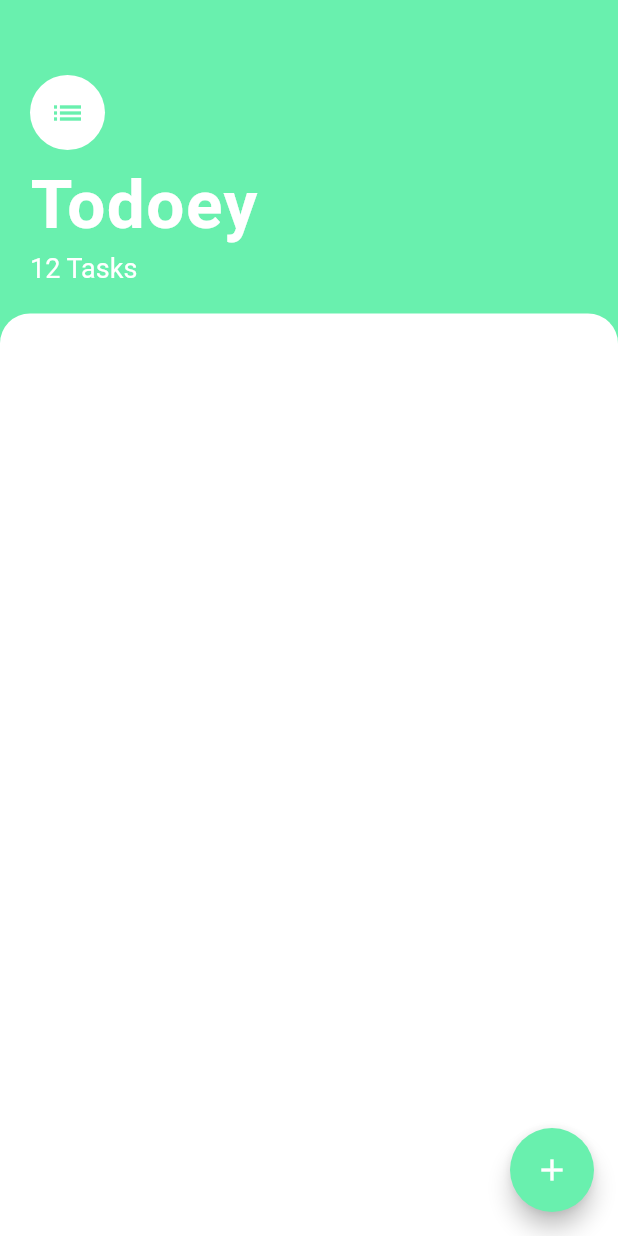
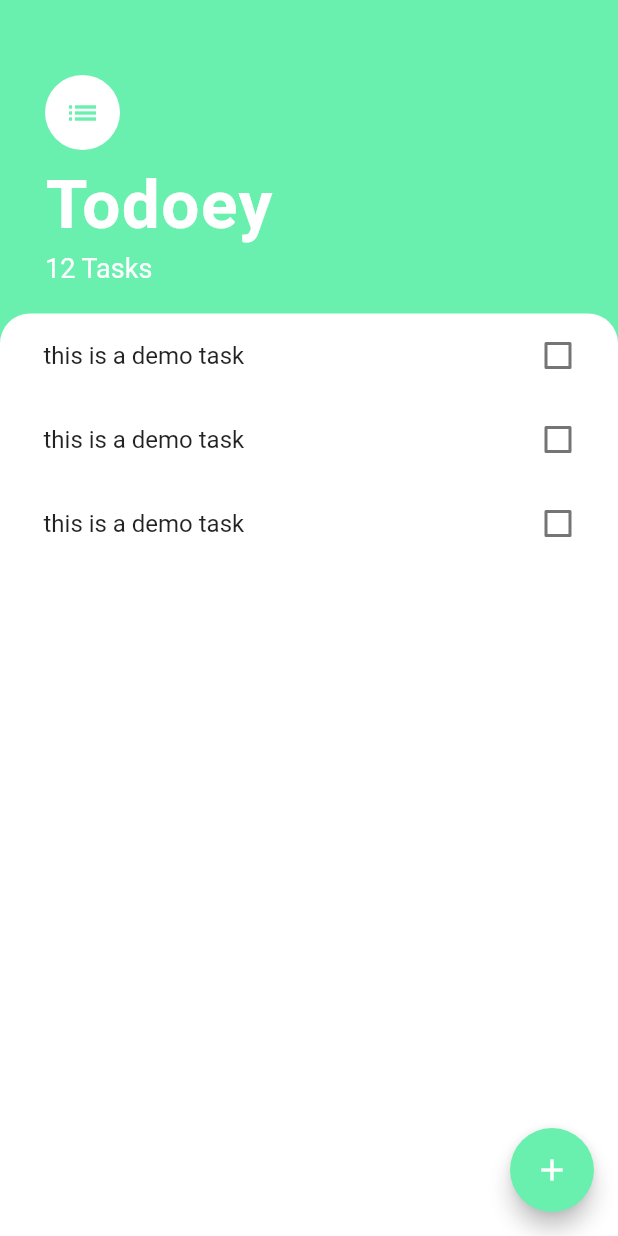
Before and after one commit to oyegolu/Todo_app, a Flutter app: the screen it shows after launch, on a phone screen of 412 x 824 dp. Run offline on Flutter 3.47's test engine with Material 2 defaults, Android fonts, the phone set to English and light mode, and no system bars.

Commit message:
extracted widgets like listView and listTile as seprate componets/widgets

```diff
--- /dev/null
+++ b/lib/reusableWidgets/tasks_list.dart
@@ -0,0 +1,21 @@
+import'package:flutter/material.dart';
+import 'package:todoey/reusableWidgets/tasks_tile.dart';
+
+
+class TasksList extends StatelessWidget {
+  const TasksList({
+    super.key,
+  });
+
+  @override
+  Widget build(BuildContext context) {
+    return ListView(
+      // provides you scrollable list of any widget with ability to automaticaly adapt to new added things (better than making column and copy paste in column add them into listView)
+      children: [
+        ReusableTaskTile(),
+        ReusableTaskTile(),
+        ReusableTaskTile(),
+      ],
+    );
+  }
+}
--- /dev/null
+++ b/lib/reusableWidgets/tasks_tile.dart
@@ -0,0 +1,16 @@
+import 'package:flutter/material.dart';
+
+class ReusableTaskTile extends StatelessWidget {
+  const ReusableTaskTile({
+    super.key,
+  });
+
+  @override
+  Widget build(BuildContext context) {
+    return ListTile(
+      trailing:
+      Checkbox(value: false, onChanged: (bool? value) {}),
+      title: Text('this is a demo task'),
+    );
+  }
+}
--- a/lib/screens/tasks_screen.dart
+++ b/lib/screens/tasks_screen.dart
@@ -1,4 +1,5 @@
 import 'package:flutter/material.dart';
+import 'package:todoey/reusableWidgets/tasks_list.dart';
 
 class TasksScreen extends StatelessWidget {
   const TasksScreen({Key? key}) : super(key: key);
@@ -17,7 +18,7 @@ class TasksScreen extends StatelessWidget {
           children: [
             const Padding(
               padding: EdgeInsets.only(
-                  top: 50.0, left: 20.0, right: 20.0, bottom: 20.0),
+                  top: 50.0, left: 30.0, right: 20.0, bottom: 20.0),
               child: Column(
                 crossAxisAlignment: CrossAxisAlignment.start,
                 children: [
@@ -56,6 +57,10 @@ class TasksScreen extends StatelessWidget {
                     color: Colors.white,
                     borderRadius:
                         BorderRadius.vertical(top: Radius.circular(20.0))),
+                child: const Padding(
+                  padding: EdgeInsets.only(left: 13.0),
+                  child: TasksList(),
+                ),
               ),
             )
           ],
```
